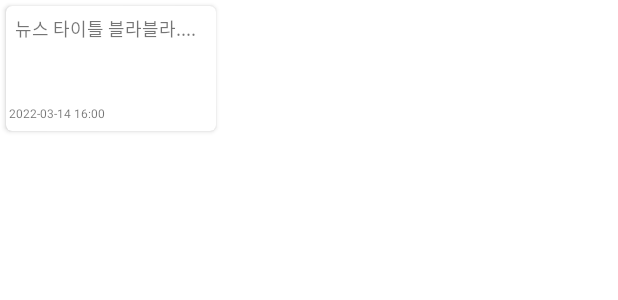
After one commit to kakarooJ/Android-Kotlin-MyNewsFeed, an Android app: the layout article_item_recycler.xml on its own in the app's theme, with its tools: preview values and no code run, on a phone screen of 412 x 824 dp. The commit adds this screen. Shown: the top 300 px of the screen. Run offline under Robolectric (Android 15) with nearby library versions, the phone set to English and light mode, and no system bars; network calls fail.

Commit message:
update recyclerview

```diff
--- a/app/build.gradle
+++ b/app/build.gradle
@@ -46,4 +46,8 @@ dependencies {
     androidTestImplementation 'androidx.test.espresso:espresso-core:3.4.0'
 
     implementation 'org.jsoup:jsoup:1.11.3'
+
+    implementation "androidx.cardview:cardview:1.0.0"
+    implementation "androidx.appcompat:appcompat:1.2.0"
+    implementation "androidx.recyclerview:recyclerview:1.1.0"
 }
--- a/app/src/main/AndroidManifest.xml
+++ b/app/src/main/AndroidManifest.xml
@@ -20,7 +20,8 @@
             android:label="@string/title_activity_settings" />
         <activity
             android:name=".MainActivity"
-            android:exported="true">
+            android:exported="true"
+            android:screenOrientation="portrait">
             <intent-filter>
                 <action android:name="android.intent.action.MAIN" />
 
--- a/app/src/main/java/com/kakaroo/mynewsfeed/Common.kt
+++ b/app/src/main/java/com/kakaroo/mynewsfeed/Common.kt
@@ -16,4 +16,6 @@ object Common {
 
     val DEFAULT_URL     :   String  = "http://3.35.40.166:8080"//"http://192.168.219.111:8080"//"http://127.0.0.1:8080"//"http://10.0.2.2:8080"//
 
+    const val SUBJECT_VIEW = 1
+    const val ARTICLE_VIEW = 2
 }
--- /dev/null
+++ b/app/src/main/java/com/kakaroo/mynewsfeed/entity/Topic.kt
@@ -0,0 +1,3 @@
+package com.kakaroo.mynewsfeed.entity
+
+data class Topic(val idx: Int, var title: String, var articles: ArrayList<Article>)
--- /dev/null
+++ b/app/src/main/res/layout/article_item_recycler.xml
@@ -0,0 +1,52 @@
+<?xml version="1.0" encoding="utf-8"?>
+<LinearLayout xmlns:android="http://schemas.android.com/apk/res/android"
+    xmlns:card_view="http://schemas.android.com/apk/res-auto"
+    android:orientation="vertical" android:layout_width="wrap_content"
+    android:layout_height="wrap_content">
+
+        <androidx.cardview.widget.CardView
+            android:id="@+id/card_view"
+            android:layout_margin="4dp"
+            android:layout_gravity="center"
+            android:layout_width="match_parent"
+            android:layout_height="wrap_content"
+            card_view:cardCornerRadius="4dp">
+
+                <LinearLayout
+                    android:orientation="vertical"
+                    android:layout_width="match_parent"
+                    android:layout_height="match_parent"
+                    android:layout_margin="2dp">
+
+                        <TextView
+                            android:id="@+id/tv_title"
+                            android:layout_width="124dp"
+                            android:layout_height="56dp"
+                            android:layout_marginLeft="4dp"
+                            android:layout_marginTop="4dp"
+                            android:layout_marginRight="8dp"
+                            android:layout_marginBottom="2dp"
+                            android:ellipsize="end"
+                            android:maxLines="4"
+                            android:text="뉴스 타이틀 블라블라...."
+                            android:textSize="12dp" />
+
+                        <TextView
+                            android:id="@+id/tv_date"
+                            android:layout_width="124dp"
+                            android:layout_height="match_parent"
+                            android:layout_marginLeft="0dp"
+                            android:layout_marginTop="2dp"
+                            android:layout_marginRight="8dp"
+                            android:layout_marginBottom="4dp"
+                            android:ellipsize="marquee"
+                            android:singleLine="true"
+                            android:text="2022-03-14 16:00"
+                            android:textSize="8dp"/>
+
+
+                </LinearLayout>
+
+        </androidx.cardview.widget.CardView>>
+
+</LinearLayout>
```
Also changed, not shown: app/src/main/java/com/kakaroo/mynewsfeed/ArticleAdapter.kt (added, +59 -0 lines), app/src/main/java/com/kakaroo/mynewsfeed/MainActivity.kt (+47 -21 lines), app/src/main/java/com/kakaroo/mynewsfeed/RecyclerAdapter.kt (deleted, +0 -94 lines), app/src/main/java/com/kakaroo/mynewsfeed/SettingsActivity.kt (+10 -0 lines), app/src/main/java/com/kakaroo/mynewsfeed/TopicAdapter.kt (added, +51 -0 lines), app/src/main/res/layout/activity_main.xml (+12 -12 lines), app/src/main/res/layout/item_recycler.xml (deleted, +0 -69 lines), app/src/main/res/layout/topic_item_recycler.xml (added, +29 -0 lines).
